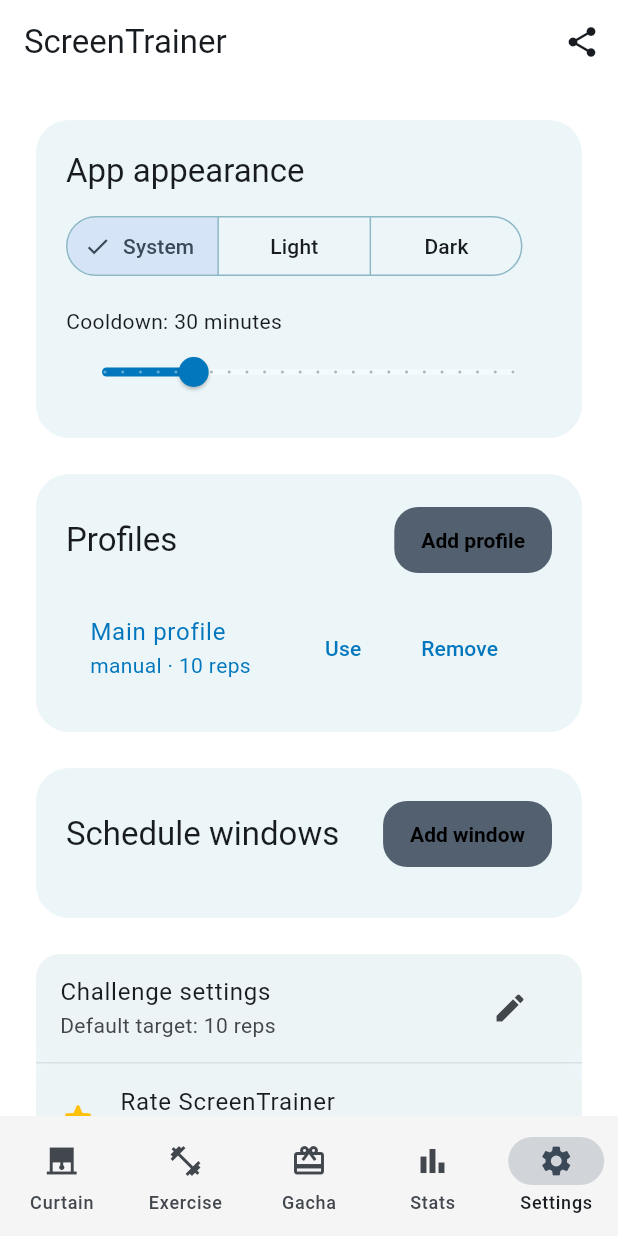
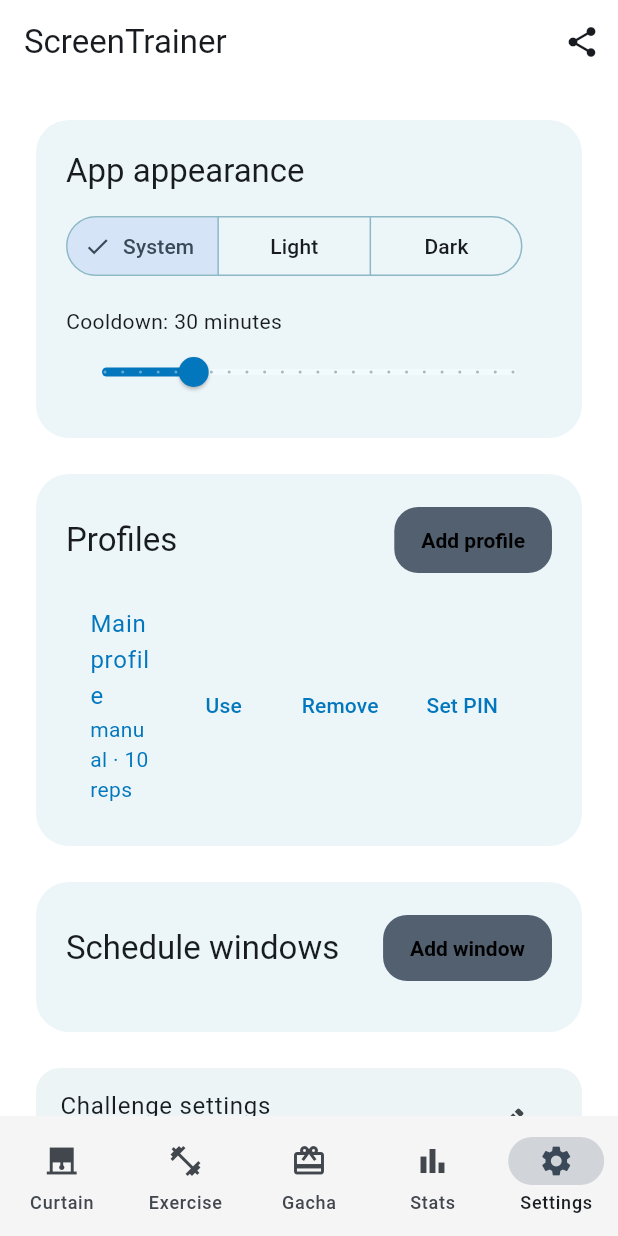
Before and after one commit to Lukas-Bohez/screen_trainer, a Flutter app: the screen it shows after launch, item 5 of the bottom bar chosen, on a phone screen of 412 x 824 dp. Run offline on Flutter 3.47's test engine with Material 3 defaults, Android fonts, the phone set to English and light mode, and no system bars; our stand-ins replace camera, fl_chart, flutter_local_notifications, in_app_review, local_auth, permission_handler and 3 more; missing offline and left inert: google_mlkit_pose_detection.

Commit message:
feat(settings): add PIN setup UI for adult profiles

```diff
--- a/lib/src/screens/settings_screen.dart
+++ b/lib/src/screens/settings_screen.dart
@@ -102,6 +102,22 @@
                               onPressed: () => controller.removeProfile(profile.id),
                               child: const Text(Strings.removeProfile),
                             ),
+                            if (!profile.isChild) TextButton(
+                              onPressed: () async {
+                                final ctl = TextEditingController();
+                                final pin = await showDialog<String?>(context: context, builder: (ctx) {
+                                  return AlertDialog(
+                                    title: const Text('Set PIN for profile'),
+                                    content: TextField(controller: ctl, keyboardType: TextInputType.number, obscureText: true),
+                                    actions: [TextButton(onPressed: () => Navigator.of(ctx).pop(), child: const Text('Cancel')), TextButton(onPressed: () => Navigator.of(ctx).pop(ctl.text), child: const Text('Save'))],
+                                  );
+                                });
+                                if (pin == null || pin.isEmpty) return;
+                                await controller.settingsRepository.setPinForProfile(profile.id, pin);
+                                ScaffoldMessenger.of(context).showSnackBar(const SnackBar(content: Text('PIN saved.')));
+                              },
+                              child: const Text('Set PIN'),
+                            ),
                           ],
                         ),
                       ),
```
